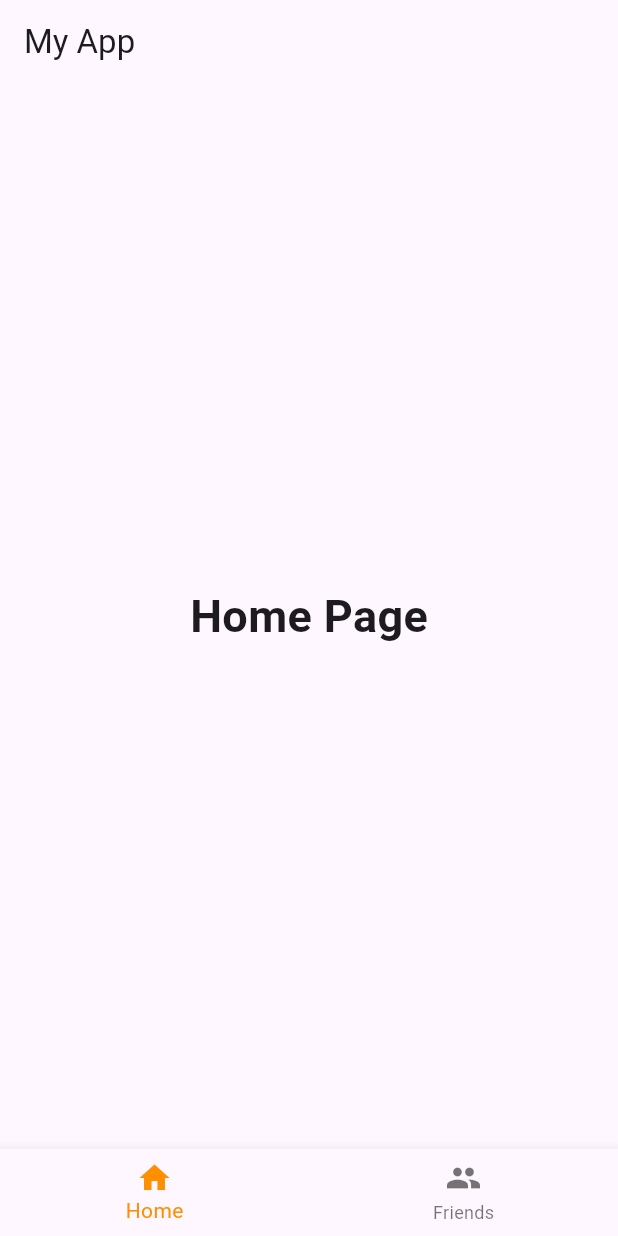
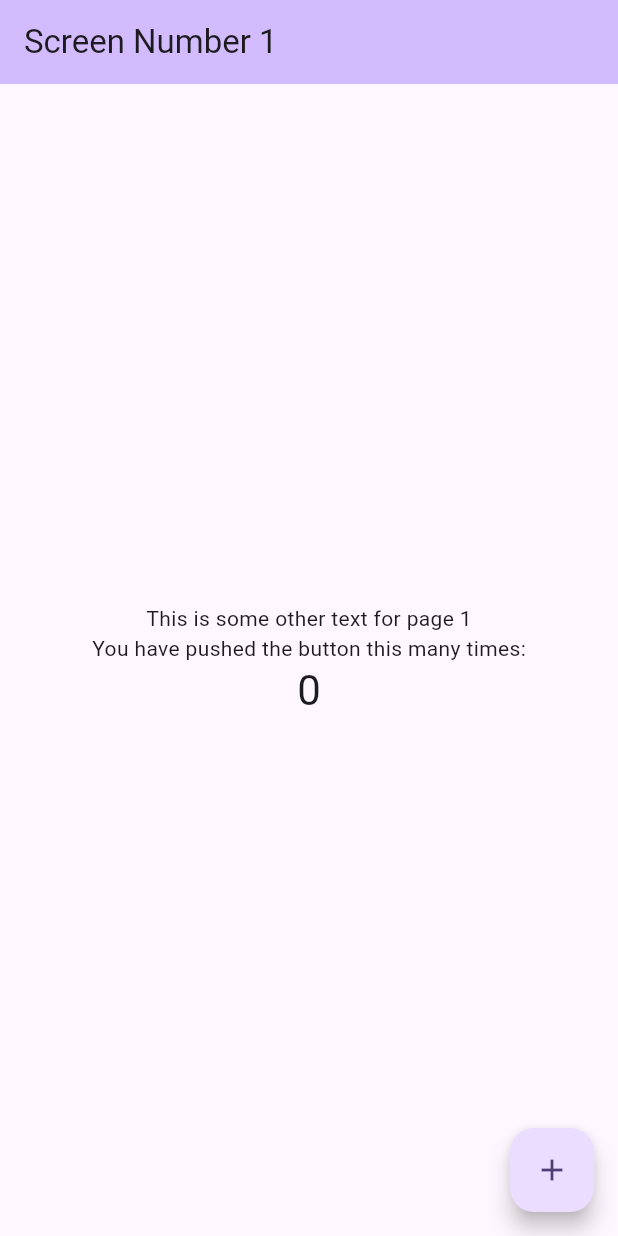
Before and after one commit to OJ101003/flutter-project, a Flutter app: the screen it shows after launch, on a phone screen of 412 x 824 dp. Run offline on Flutter 3.47's test engine with Material 3 defaults, Android fonts, the phone set to English and light mode, and no system bars.

Commit message:
Some stuff

```diff
--- a/lib/main.dart
+++ b/lib/main.dart
@@ -1,38 +1,40 @@
 import 'package:flutter/material.dart';
 
 void main() {
-  runApp(MyApp());
+  runApp(const MyApp());
 }
 
 class MyApp extends StatelessWidget {
+  const MyApp({super.key});
+
   @override
   Widget build(BuildContext context) {
     return MaterialApp(
       title: 'Flutter Demo',
       theme: ThemeData(
-        primarySwatch: Colors.blue,
+        colorScheme: ColorScheme.fromSeed(seedColor: Colors.deepPurple),
+        useMaterial3: true,
       ),
-      home: MyHomePage(),
+      home: const MyHomePage(title: 'Screen Number 1'),
     );
   }
 }
 
 class MyHomePage extends StatefulWidget {
+  const MyHomePage({super.key, required this.title});
+  final String title;
+
   @override
-  _MyHomePageState createState() => _MyHomePageState();
+  State<MyHomePage> createState() => _MyHomePageState();
 }
 
 class _MyHomePageState extends State<MyHomePage> {
-  int _selectedIndex = 0;
-  static const TextStyle optionStyle = TextStyle(fontSize: 30, fontWeight: FontWeight.bold);
-  static const List<Widget> _widgetOptions = <Widget>[
-    HomePage(optionStyle: optionStyle),
-    FriendsPage(optionStyle: optionStyle),
-  ];
+  int _counter = 0;
 
-  void _onItemTapped(int index) {
+  void _incrementCounter() {
     setState(() {
-      _selectedIndex = index;
+
+      _counter++;
     });
   }
 
@@ -40,60 +42,31 @@ class _MyHomePageState extends State<MyHomePage> {
   Widget build(BuildContext context) {
     return Scaffold(
       appBar: AppBar(
-        title: const Text('My App'),
+        backgroundColor: Theme.of(context).colorScheme.inversePrimary,
+        title: Text(widget.title),
       ),
       body: Center(
-        child: _widgetOptions.elementAt(_selectedIndex),
+        child: Column(
+          mainAxisAlignment: MainAxisAlignment.center,
+          children: <Widget>[
+            const Text(
+                'This is some other text for page 1'
+            ),
+            const Text(
+              'You have pushed the button this many times:',
+            ),
+            Text(
+              '$_counter',
+              style: Theme.of(context).textTheme.headlineMedium,
+            ),
+          ],
+        ),
       ),
-      bottomNavigationBar: BottomNavigationBar(
-        items: const <BottomNavigationBarItem>[
-          BottomNavigationBarItem(
-            icon: Icon(Icons.home),
-            label: 'Home',
-          ),
-          BottomNavigationBarItem(
-            icon: Icon(Icons.people),
-            label: 'Friends',
-          ),
-        ],
-        currentIndex: _selectedIndex,
-        selectedItemColor: Colors.amber[800],
-        onTap: _onItemTapped,
-      ),
+      floatingActionButton: FloatingActionButton(
+        onPressed: _incrementCounter,
+        tooltip: 'Increment',
+        child: const Icon(Icons.add),
+      ), // This trailing comma makes auto-formatting nicer for build methods.
     );
   }
 }
-
-class FriendsPage extends StatelessWidget {
-  const FriendsPage({
-    super.key,
-    required this.optionStyle,
-  });
-
-  final TextStyle optionStyle;
-
-  @override
-  Widget build(BuildContext context) {
-    return Text(
-      'Friends Page',
-      style: optionStyle,
-    );
-  }
-}
-
-class HomePage extends StatelessWidget {
-  const HomePage({
-    super.key,
-    required this.optionStyle,
-  });
-
-  final TextStyle optionStyle;
-
-  @override
-  Widget build(BuildContext context) {
-    return Text(
-      'Home Page',
-      style: optionStyle,
-    );
-  }
-}
```
